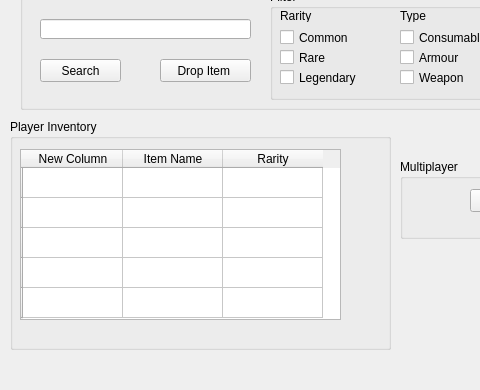
The window that Inventory.ui (senormaarij/DBS_Project_GameManageSys) describes before a commit, drawn with Qt 5; both pictures show x 0 to 480 and y 161 to 551 of the 646 by 551 pixel window.
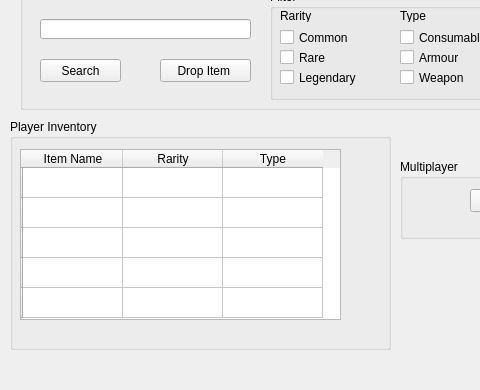
The same window after the commit.

```diff
--- a/Inventory.ui
+++ b/Inventory.ui
@@ -63,11 +63,6 @@
        <string/>
       </property>
      </row>
-     <column>
-      <property name="text">
-       <string>New Column</string>
-      </property>
-     </column>
      <column>
       <property name="text">
        <string>Item Name</string>
@@ -78,6 +73,11 @@
        <string>Rarity</string>
       </property>
      </column>
+     <column>
+      <property name="text">
+       <string>Type</string>
+      </property>
+     </column>
     </widget>
    </widget>
    <widget class="QLabel" name="label">
```
Left out of the diff: 4 changed lines with no effect on the pictures.
